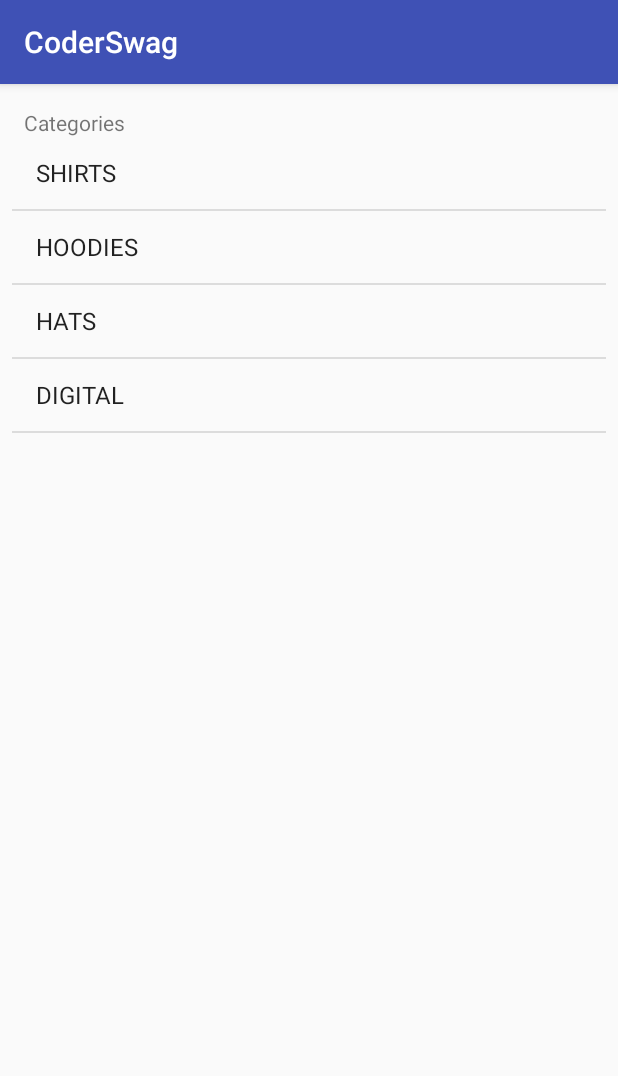
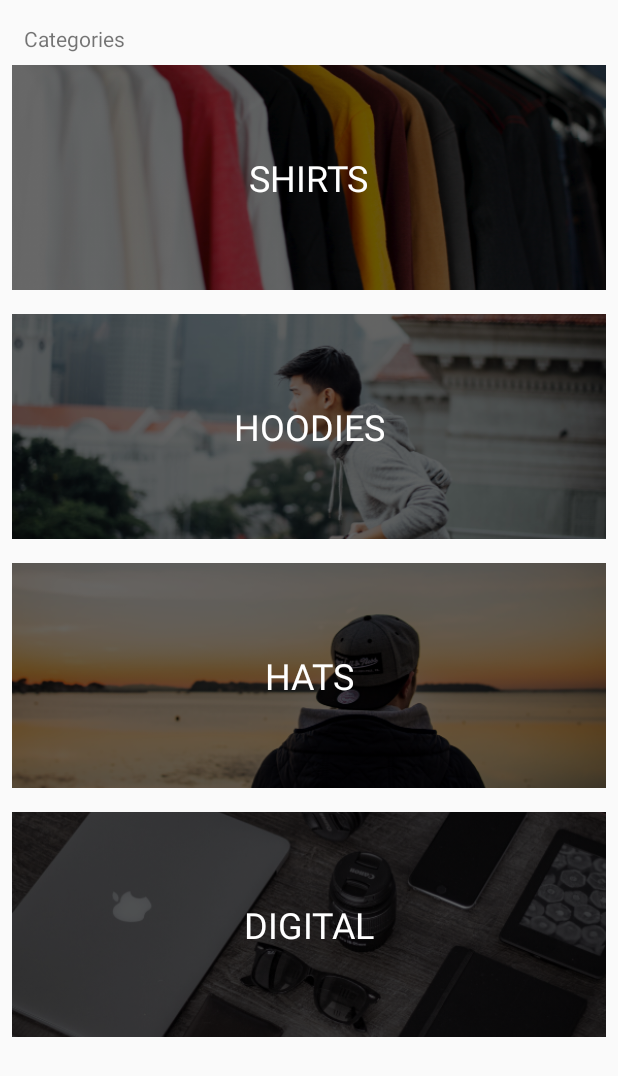
Before and after one commit to alexandercasal/devslopes-kotlin-coderswag, an Android app: the screen it shows after launch (MainActivity), on a phone screen of 412 x 824 dp. Shown: the top 1076 px of the screen. Run offline under Robolectric (Android 15) with nearby library versions, the phone set to English and light mode, and no system bars.

Commit message:
lesson 03. Set up CategoryAdapter with ViewHolder pattern

```diff
--- /dev/null
+++ b/app/src/main/java/com/alexandercasal/devslopes/coderswag/adapters/CategoryAdapter.kt
@@ -0,0 +1,62 @@
+package com.alexandercasal.devslopes.coderswag.adapters
+
+import android.content.Context
+import android.view.LayoutInflater
+import android.view.View
+import android.view.ViewGroup
+import android.widget.BaseAdapter
+import android.widget.ImageView
+import android.widget.TextView
+import com.alexandercasal.devslopes.coderswag.R
+import com.alexandercasal.devslopes.coderswag.model.Category
+
+/**
+ * Created by Alexander on 10/7/2017.
+ */
+class CategoryAdapter(val context: Context, val categories: List<Category>) : BaseAdapter() {
+
+    override fun getView(position: Int, convertView: View?, parent: ViewGroup?): View {
+        val holder: ViewHolder
+        val categoryView: View
+
+        if (convertView == null) {
+            categoryView = LayoutInflater
+                    .from(context)
+                    .inflate(R.layout.category_list_item, null)
+            holder = ViewHolder()
+            holder.categoryImage = categoryView.findViewById(R.id.image_background)
+            holder.categoryName = categoryView.findViewById(R.id.text_label)
+
+            categoryView.tag = holder
+        } else {
+            holder = convertView.tag as ViewHolder
+            categoryView = convertView
+        }
+
+        val category = categories[position]
+
+        val resourceID = context.resources.getIdentifier(category.image, "drawable", context.packageName)
+        holder.categoryImage?.setImageResource(resourceID)
+        holder.categoryName?.text = category.title
+
+        return categoryView
+    }
+
+    override fun getItem(position: Int): Any {
+        return categories[position]
+    }
+
+    override fun getItemId(position: Int): Long {
+        return 0L
+    }
+
+    override fun getCount(): Int {
+        return categories.count()
+    }
+
+
+    private class ViewHolder {
+        var categoryImage: ImageView? = null
+        var categoryName: TextView? = null;
+    }
+}
--- a/app/src/main/java/com/alexandercasal/devslopes/coderswag/controller/MainActivity.kt
+++ b/app/src/main/java/com/alexandercasal/devslopes/coderswag/controller/MainActivity.kt
@@ -2,23 +2,21 @@ package com.alexandercasal.devslopes.coderswag.controller
 
 import android.support.v7.app.AppCompatActivity
 import android.os.Bundle
-import android.widget.ArrayAdapter
 import com.alexandercasal.devslopes.coderswag.R
-import com.alexandercasal.devslopes.coderswag.model.Category
+import com.alexandercasal.devslopes.coderswag.adapters.CategoryAdapter
 import com.alexandercasal.devslopes.coderswag.services.DataService
 import kotlinx.android.synthetic.main.activity_main.*
 
 class MainActivity : AppCompatActivity() {
 
-    lateinit var adapter: ArrayAdapter<Category>
+    lateinit var adapter: CategoryAdapter
 
     override fun onCreate(savedInstanceState: Bundle?) {
         super.onCreate(savedInstanceState)
         setContentView(R.layout.activity_main)
 
-        adapter = ArrayAdapter(
+        adapter = CategoryAdapter(
                 this,
-                android.R.layout.simple_list_item_1,
                 DataService.categories
         )
         list_categories.adapter = adapter
--- a/app/src/main/res/layout/activity_main.xml
+++ b/app/src/main/res/layout/activity_main.xml
@@ -26,5 +26,6 @@
         app:layout_constraintBottom_toBottomOf="parent"
         app:layout_constraintEnd_toEndOf="parent"
         app:layout_constraintStart_toStartOf="parent"
-        app:layout_constraintTop_toBottomOf="@id/text_categories" />
+        app:layout_constraintTop_toBottomOf="@id/text_categories"
+        android:divider="@null"/>
 </android.support.constraint.ConstraintLayout>
--- a/app/src/main/res/values/styles.xml
+++ b/app/src/main/res/values/styles.xml
@@ -1,7 +1,7 @@
 <resources>
 
     <!-- Base application theme. -->
-    <style name="AppTheme" parent="Theme.AppCompat.Light.DarkActionBar">
+    <style name="AppTheme" parent="Theme.AppCompat.Light.NoActionBar">
         <!-- Customize your theme here. -->
         <item name="colorPrimary">@color/colorPrimary</item>
         <item name="colorPrimaryDark">@color/colorPrimaryDark</item>
```
